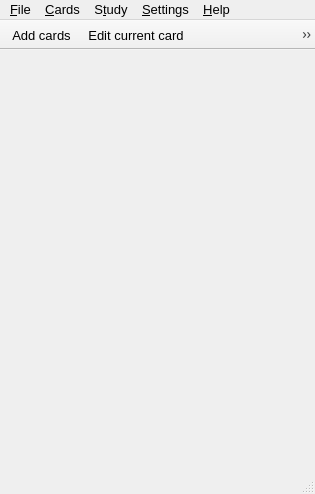
The window that mnemosyne/pyqt_ui/main_wdgt.ui (mnemosyne-proj/mnemosyne) describes before a commit, drawn with Qt 5.
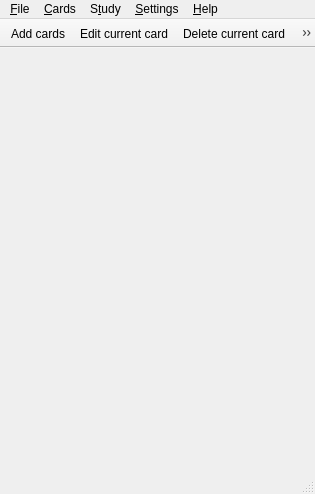
The same window after the commit. Icons and pictures are not drawn.

```diff
--- a/mnemosyne/pyqt_ui/main_wdgt.ui
+++ b/mnemosyne/pyqt_ui/main_wdgt.ui
@@ -30,11 +30,6 @@
      <height>18</height>
     </rect>
    </property>
-   <property name="font">
-    <font>
-     <pointsize>10</pointsize>
-    </font>
-   </property>
    <widget class="QMenu" name="menu_Settings">
     <property name="title">
      <string>&amp;Settings</string>
@@ -148,11 +143,6 @@
    <property name="shortcut">
     <string>Ctrl+A</string>
    </property>
-      <property name="font">
-    <font>
-     <pointsize>10</pointsize>
-    </font>
-   </property>
   </action>
   <action name="actionConfigure">
    <property name="icon">
@@ -179,11 +169,6 @@
    <property name="shortcut">
     <string>Del</string>
    </property>
-      <property name="font">
-    <font>
-     <pointsize>10</pointsize>
-    </font>
-   </property>
   </action>
   <action name="actionEditCurrentCard">
    <property name="icon">
@@ -196,11 +181,6 @@
    <property name="shortcut">
     <string>Ctrl+E</string>
    </property>
-      <property name="font">
-    <font>
-     <pointsize>10</pointsize>
-    </font>
-   </property>
   </action>
   <action name="actionResetCurrentCard">
    <property name="text">
@@ -223,11 +203,6 @@
    <property name="shortcut">
     <string>Ctrl+B</string>
    </property>
-      <property name="font">
-    <font>
-     <pointsize>10</pointsize>
-    </font>
-   </property>
   </action>
   <action name="actionExport">
    <property name="text">
@@ -353,11 +328,6 @@
     <iconset>
      <normaloff>pixmaps/statistics.png</normaloff>pixmaps/statistics.png</iconset>
    </property>
-      <property name="font">
-    <font>
-     <pointsize>10</pointsize>
-    </font>
-   </property>
    <property name="text">
     <string>Show s&amp;tatistics...</string>
    </property>
```
Left out of the diff: 100 changed lines with no effect on the pictures.
